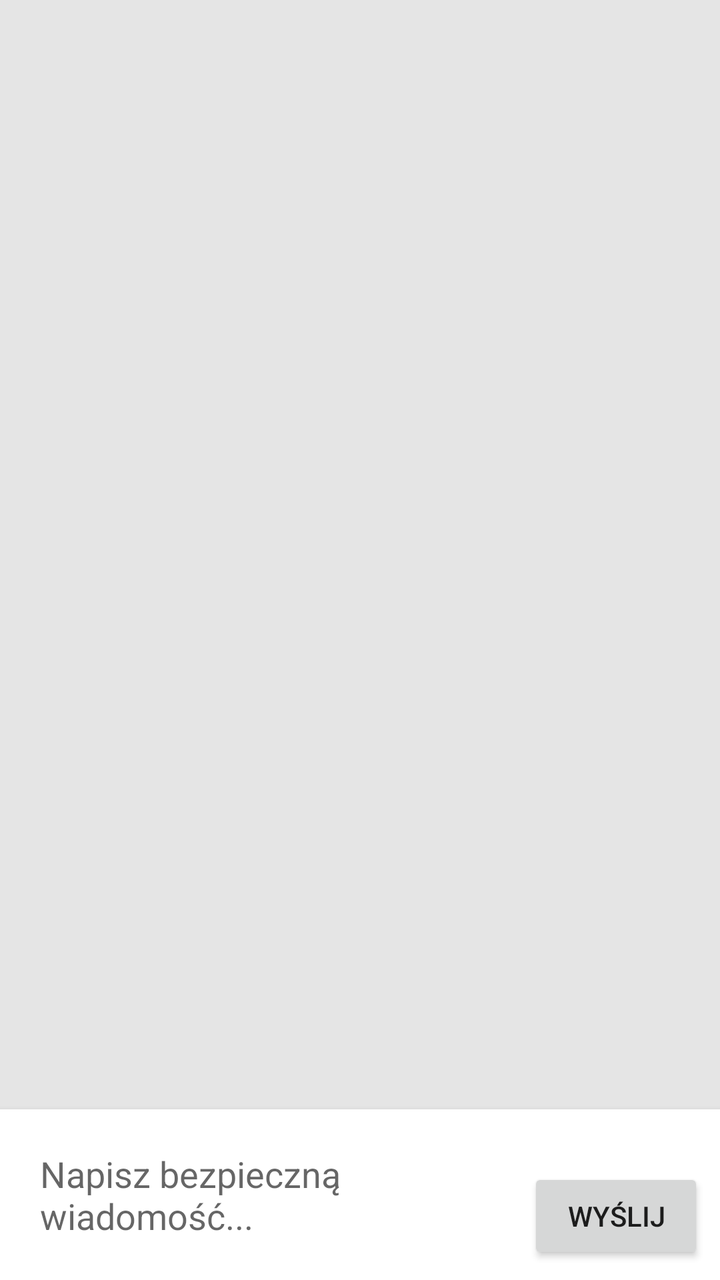
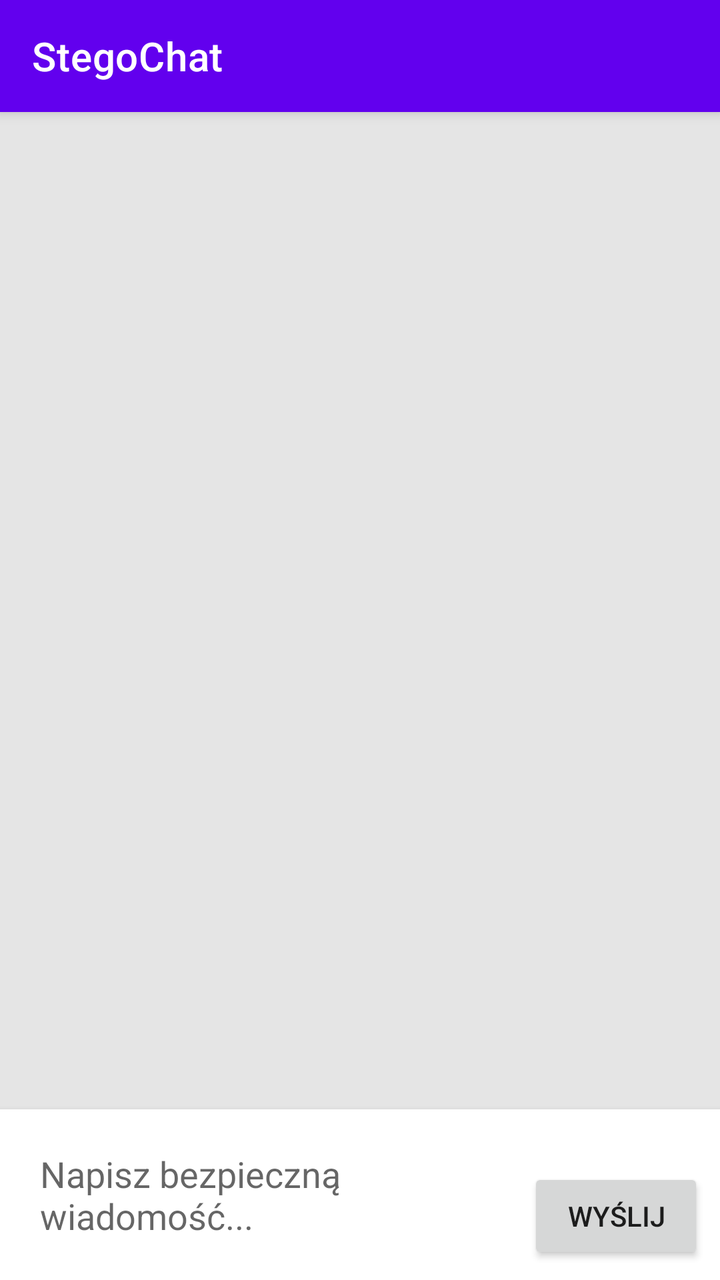

An Android layout rendered at two revisions. The XML below is the earlier revision; the diff shows what the commit changed to produce the second picture.
<!-- AndroidManifest.xml: application theme Theme.StegoChat -->
<!-- res/layout/activity_main.xml -->
<?xml version="1.0" encoding="utf-8"?>
<androidx.constraintlayout.widget.ConstraintLayout
    xmlns:android="http://schemas.android.com/apk/res/android"
    xmlns:app="http://schemas.android.com/apk/res-auto"
    xmlns:tools="http://schemas.android.com/tools"
    android:layout_width="match_parent"
    android:layout_height="match_parent"
    android:background="#E5E5E5"
    tools:context=".MainActivity">

    <androidx.recyclerview.widget.RecyclerView
        android:id="@+id/chatRecyclerView"
        android:layout_width="0dp"
        android:layout_height="0dp"
        android:padding="8dp"
        android:clipToPadding="false"
        app:layout_constraintTop_toTopOf="parent"
        app:layout_constraintBottom_toTopOf="@+id/inputLayout"
        app:layout_constraintStart_toStartOf="parent"
        app:layout_constraintEnd_toEndOf="parent" />

    <LinearLayout
        android:id="@+id/inputLayout"
        android:layout_width="0dp"
        android:layout_height="wrap_content"
        android:orientation="horizontal"
        android:padding="8dp"
        android:background="#FFFFFF"
        android:elevation="4dp"
        app:layout_constraintBottom_toBottomOf="parent"
        app:layout_constraintStart_toStartOf="parent"
        app:layout_constraintEnd_toEndOf="parent">

        <EditText
            android:id="@+id/messageEditText"
            android:layout_width="0dp"
            android:layout_height="wrap_content"
            android:layout_weight="1"
            android:hint="Napisz bezpieczną wiadomość..."
            android:inputType="textMultiLine"
            android:maxLines="4"
            android:background="@android:color/transparent"
            android:padding="12dp" />

        <Button
            android:id="@+id/sendButton"
            android:layout_width="wrap_content"
            android:layout_height="wrap_content"
            android:text="Wyślij"
            android:layout_gravity="bottom"
            android:layout_marginStart="8dp" />
    </LinearLayout>
</androidx.constraintlayout.widget.ConstraintLayout>
<!-- resources referenced by this layout -->
<resources>
  <style name="Theme.StegoChat" parent="Theme.MaterialComponents.DayNight.DarkActionBar">
          
          <item name="colorPrimary">@color/purple_500</item>
          <item name="colorPrimaryVariant">@color/purple_700</item>
          <item name="colorOnPrimary">@color/white</item>
          
          <item name="colorSecondary">@color/teal_200</item>
          <item name="colorSecondaryVariant">@color/teal_700</item>
          <item name="colorOnSecondary">@color/black</item>
          
          <item name="android:statusBarColor">?attr/colorPrimaryVariant</item>
          
      </style>
  <color name="purple_500">#FF6200EE</color>
  <color name="purple_700">#FF3700B3</color>
  <color name="white">#FFFFFFFF</color>
  <color name="teal_200">#FF03DAC5</color>
  <color name="teal_700">#FF018786</color>
  <color name="black">#FF000000</color>
</resources>

<!-- the commit's change to res/layout/activity_main.xml (unified diff, before → after) -->
@@ -6,7 +6,21 @@
     android:layout_width="match_parent"
     android:layout_height="match_parent"
     android:background="#E5E5E5"
+    android:fitsSystemWindows="true"
     tools:context=".MainActivity">
+
+    
+    <androidx.appcompat.widget.Toolbar
+        android:id="@+id/toolbar"
+        android:layout_width="0dp"
+        android:layout_height="?attr/actionBarSize"
+        android:background="?attr/colorPrimary"
+        android:elevation="4dp"
+        android:theme="@style/ThemeOverlay.AppCompat.Dark.ActionBar"
+        app:title="StegoChat"
+        app:layout_constraintTop_toTopOf="parent"
+        app:layout_constraintStart_toStartOf="parent"
+        app:layout_constraintEnd_toEndOf="parent" />
 
     <androidx.recyclerview.widget.RecyclerView
         android:id="@+id/chatRecyclerView"
@@ -14,7 +28,7 @@
         android:layout_height="0dp"
         android:padding="8dp"
         android:clipToPadding="false"
-        app:layout_constraintTop_toTopOf="parent"
+        app:layout_constraintTop_toBottomOf="@+id/toolbar"
         app:layout_constraintBottom_toTopOf="@+id/inputLayout"
         app:layout_constraintStart_toStartOf="parent"
         app:layout_constraintEnd_toEndOf="parent" />
<!-- resource entries referenced after the edit -->
@@ -1,23 +1,17 @@
 <!-- resources referenced by this layout -->
 <resources>
-  <style name="Theme.StegoChat" parent="Theme.MaterialComponents.DayNight.DarkActionBar">
+  <style name="Theme.StegoChat" parent="Theme.MaterialComponents.DayNight.NoActionBar">
           
           <item name="colorPrimary">@color/purple_500</item>
           <item name="colorPrimaryVariant">@color/purple_700</item>
           <item name="colorOnPrimary">@color/white</item>
+  
           
-          <item name="colorSecondary">@color/teal_200</item>
-          <item name="colorSecondaryVariant">@color/teal_700</item>
-          <item name="colorOnSecondary">@color/black</item>
-          
-          <item name="android:statusBarColor">?attr/colorPrimaryVariant</item>
-          
+          <item name="windowNoTitle">true</item>
+          <item name="windowActionBar">false</item>
       </style>
   <color name="purple_500">#FF6200EE</color>
   <color name="purple_700">#FF3700B3</color>
   <color name="white">#FFFFFFFF</color>
-  <color name="teal_200">#FF03DAC5</color>
-  <color name="teal_700">#FF018786</color>
-  <color name="black">#FF000000</color>
 </resources>
 
